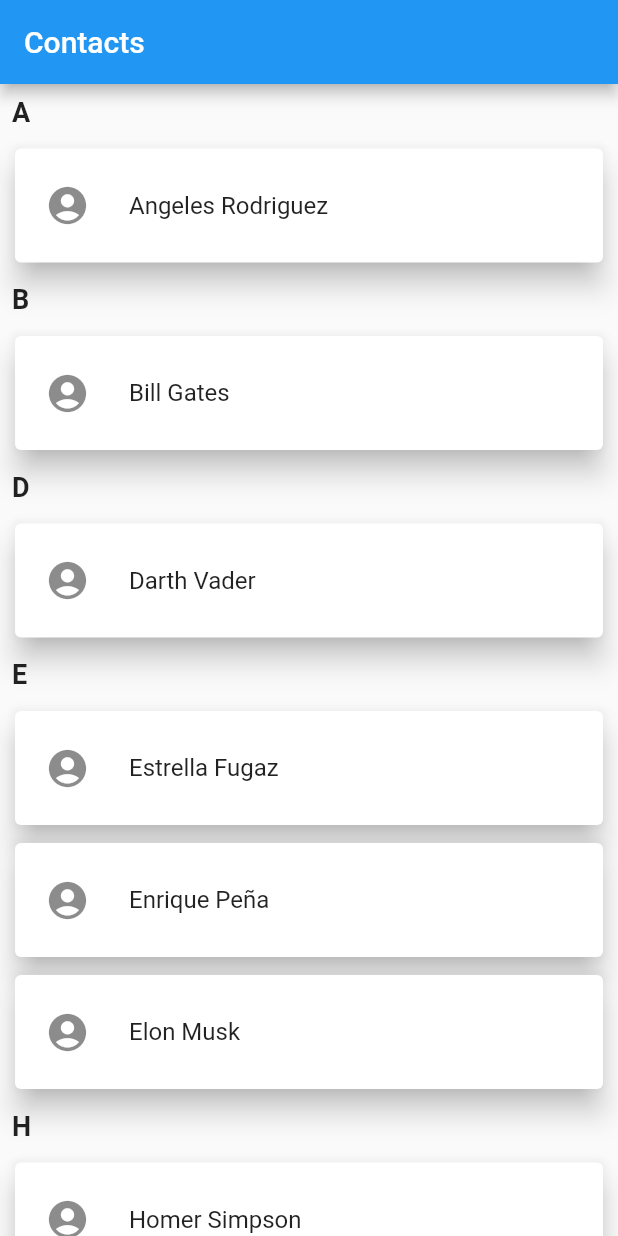
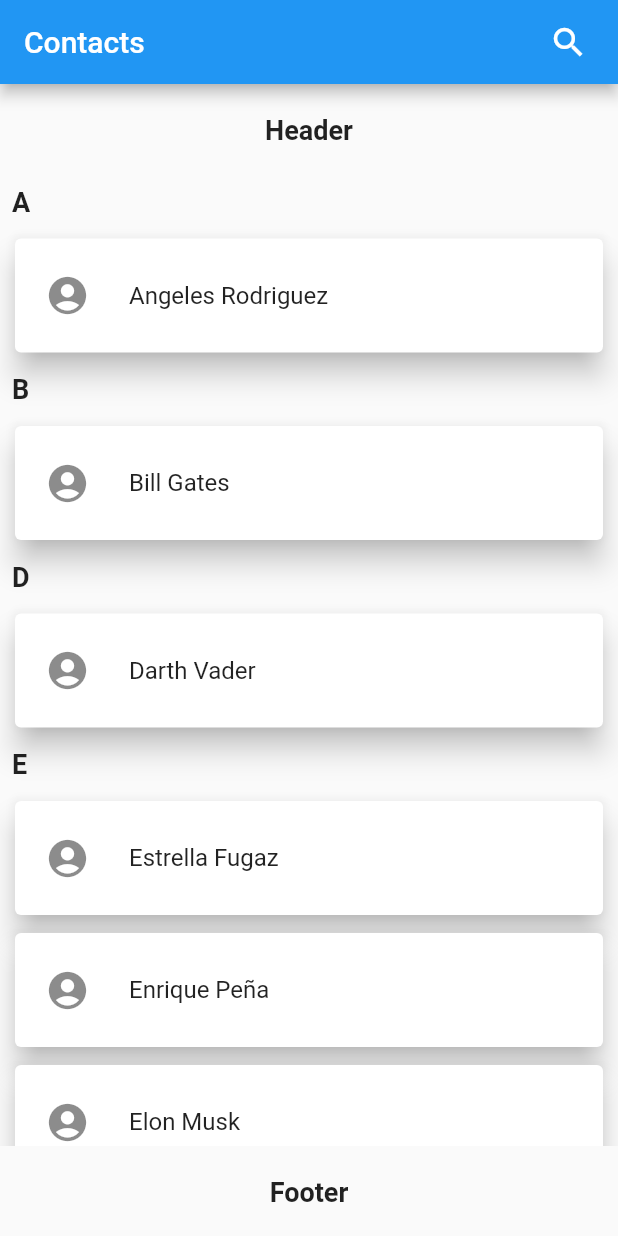
Before and after one commit to jiteshstack/address_book, a Flutter app: the screen it shows after launch, on a phone screen of 412 x 824 dp. Run offline on Flutter 3.47's test engine with Material 2 defaults, Android fonts, the phone set to English and light mode, and no system bars; drawn by our look-alikes of grouped_list; our stand-ins replace get.

Commit message:
Added Serach feature, Header and footer

```diff
--- a/lib/pages/contact.dart
+++ b/lib/pages/contact.dart
@@ -1,4 +1,5 @@
 import 'package:address_book/router.dart';
+import 'package:address_book/utils/strings.dart';
 import 'package:flutter/material.dart';
 import 'package:get/get.dart';
 import 'package:grouped_list/grouped_list.dart';
@@ -15,15 +16,36 @@ class _ContactsState extends State<Contacts> {
   Widget build(BuildContext context) {
     return Scaffold(
       appBar: AppBar(
-        title: Text('Contacts'),
+        title: Text(Strings.contacts),
+        actions: [
+          Padding(
+              padding: EdgeInsets.only(right: 20.0),
+              child: GestureDetector(
+                onTap: () => Get.toNamed(AppRouter.searchList),
+                child: Icon(
+                  Icons.search,
+                  size: 26.0,
                 ),
-      body: GroupedListView<dynamic, String>(
+              )),
+        ],
+      ),
+      body: Column(
+        children: [
+          Container(
+            height: 60,
+            child: Padding(
+              padding: EdgeInsets.all(20),
+              child: Text(Strings.header, style: TextStyle(fontWeight: FontWeight.bold, fontSize: 18)),
+            ),
+          ),
+          Flexible(
+            child: Container(
+              child: GroupedListView<dynamic, String>(
                 elements: contacts,
-        groupBy: (element) => element['group'],
+                groupBy: (element) => element[Strings.group],
                 groupComparator: (value1, value2) => value2.compareTo(value1),
-        itemComparator: (item1, item2) => item1['name'].compareTo(item2['name']),
+                itemComparator: (item1, item2) => item1[Strings.name].compareTo(item2[Strings.name]),
                 order: GroupedListOrder.DESC,
-        // useStickyGroupSeparators: true,
                 groupSeparatorBuilder: (String value) => Padding(
                   padding: const EdgeInsets.all(8.0),
                   child: Text(
@@ -35,10 +57,10 @@ class _ContactsState extends State<Contacts> {
                 itemBuilder: (c, element) {
                   return Card(
                     elevation: 8.0,
-            margin: new EdgeInsets.symmetric(horizontal: 10.0, vertical: 6.0),
+                    margin: EdgeInsets.symmetric(horizontal: 10.0, vertical: 6.0),
                     child: Container(
                       child: InkWell(
-                onTap: () => Get.toNamed(AppRouter.contactDetails, arguments: element['name']),
+                        onTap: () => Get.toNamed(AppRouter.contactDetails, arguments: element[Strings.name]),
                         child: ListTile(
                           contentPadding: EdgeInsets.symmetric(horizontal: 20.0, vertical: 10.0),
                           leading: Icon(
@@ -46,7 +68,7 @@ class _ContactsState extends State<Contacts> {
                             size: 30,
                           ),
                           title: Text(
-                    element['name'],
+                            element[Strings.name],
                             style: TextStyle(fontSize: 16),
                           ),
                         ),
@@ -55,6 +77,17 @@ class _ContactsState extends State<Contacts> {
                   );
                 },
               ),
+            ),
+          ),
+          Container(
+            height: 60,
+            child: Padding(
+              padding: EdgeInsets.all(20),
+              child: Text(Strings.footer, style: TextStyle(fontWeight: FontWeight.bold, fontSize: 18)),
+            ),
+          ),
+        ],
+      ),
     );
   }
 }
--- a/lib/router.dart
+++ b/lib/router.dart
@@ -1,4 +1,5 @@
 import 'package:address_book/pages/contact_details.dart';
+import 'package:address_book/pages/search.dart';
 import 'package:flutter/material.dart';
 
 class AppRouter {
@@ -6,6 +7,7 @@ class AppRouter {
 
   static const landingRoute = '/';
   static const contactDetails = '/contact/details';
+  static const searchList = '/searchList';
 }
 
 Route<dynamic> generateRoute(RouteSettings settings) {
@@ -13,6 +15,9 @@ Route<dynamic> generateRoute(RouteSettings settings) {
   switch (uriData.path) {
     case AppRouter.contactDetails:
       return _getPageRoute(ContactDetails(name: settings.arguments), settings);
+      break;
+    case AppRouter.searchList:
+      return _getPageRoute(SearchList(), settings);
       break;
     default:
       return MaterialPageRoute(
--- /dev/null
+++ b/lib/utils/strings.dart
@@ -0,0 +1,10 @@
+class Strings {
+  Strings._();
+
+  static const contacts = 'Contacts';
+  static const footer = 'Footer';
+  static const group = 'group';
+  static const header = 'Header';
+  static const name = 'name';
+  static const searchContact = 'Search contact';
+}
```
Also changed, not shown: lib/pages/search.dart (added, +144 -0 lines), pubspec.yaml (+2 -50 lines). Lines whose indentation alone changed are shown as unchanged.
